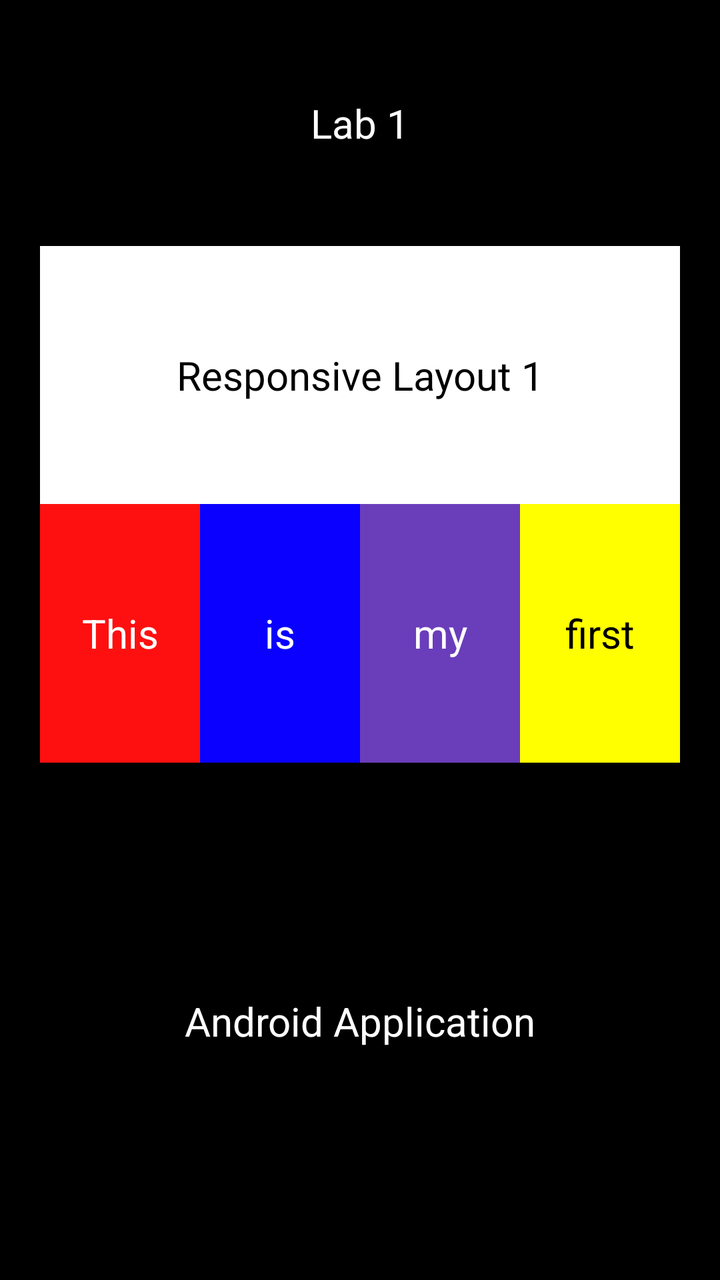
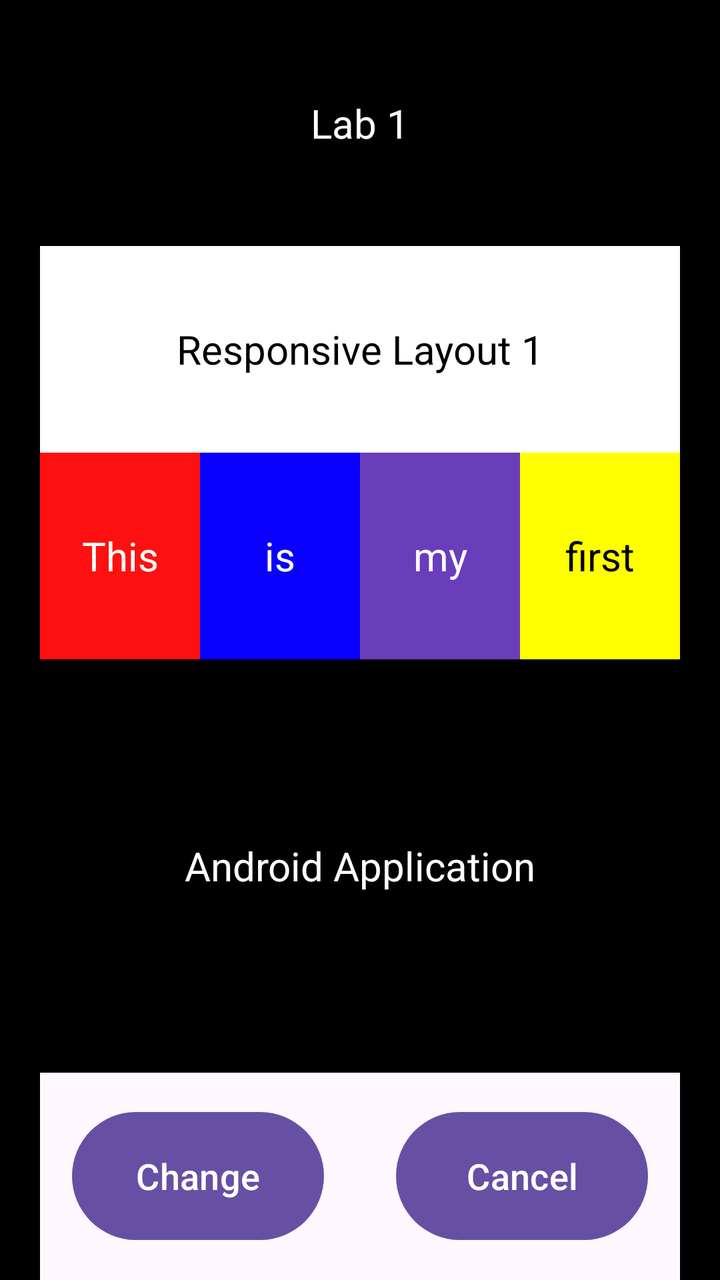

An Android layout rendered at two revisions. The XML below is the earlier revision; the diff shows what the commit changed to produce the second picture.
<!-- AndroidManifest.xml: application theme Theme.Practice_1 -->
<!-- res/layout/activity_main.xml -->
<?xml version="1.0" encoding="utf-8"?>
<LinearLayout xmlns:android="http://schemas.android.com/apk/res/android"
    xmlns:tools="http://schemas.android.com/tools"
    android:id="@+id/main"
    android:layout_width="match_parent"
    android:layout_height="match_parent"
    android:background="@android:color/black"
    android:orientation="vertical"
    tools:context=".MainActivity">

    <TextView
        android:layout_width="match_parent"
        android:layout_height="wrap_content"
        android:gravity="center"
        android:paddingTop="48dp"
        android:paddingBottom="48dp"
        android:text="Lab 1"
        android:textColor="@android:color/white"
        android:textSize="20sp" />

    <TextView
        android:layout_width="match_parent"
        android:layout_height="0dp"
        android:layout_marginStart="20dp"
        android:layout_marginEnd="20dp"
        android:layout_weight="1"
        android:background="@android:color/white"
        android:gravity="center"
        android:text="Responsive Layout 1"
        android:textColor="@android:color/black"
        android:textSize="20sp" />

    <LinearLayout
        android:layout_width="match_parent"
        android:layout_height="0dp"
        android:layout_marginStart="20dp"
        android:layout_marginEnd="20dp"
        android:layout_weight="1"
        android:orientation="horizontal">

        <TextView
            android:layout_width="0dp"
            android:layout_height="match_parent"
            android:layout_weight="1"
            android:background="#FF1010"
            android:gravity="center"
            android:text="This"
            android:textColor="@android:color/white"
            android:textSize="20sp" />

        <TextView
            android:layout_width="0dp"
            android:layout_height="match_parent"
            android:layout_weight="1"
            android:background="#0900FF"
            android:gravity="center"
            android:text="is"
            android:textColor="@android:color/white"
            android:textSize="20sp" />

        <TextView
            android:layout_width="0dp"
            android:layout_height="match_parent"
            android:layout_weight="1"
            android:background="#6A3DBB"
            android:gravity="center"
            android:text="my"
            android:textColor="@android:color/white"
            android:textSize="20sp" />

        <TextView
            android:layout_width="0dp"
            android:layout_height="match_parent"
            android:layout_weight="1"
            android:background="#FFFF00"
            android:gravity="center"
            android:text="first"
            android:textColor="@android:color/black"
            android:textSize="20sp" />
    </LinearLayout>

    <TextView
        android:layout_width="match_parent"
        android:layout_height="0dp"
        android:layout_weight="2"
        android:gravity="center"
        android:text="Android Application"
        android:textColor="@android:color/white"
        android:textSize="20sp" />

</LinearLayout>
<!-- resources referenced by this layout -->
<resources>
  <style name="Theme.Practice_1" parent="Base.Theme.Practice_1" />
  <style name="Base.Theme.Practice_1" parent="Theme.Material3.DayNight.NoActionBar">
          
          
      </style>
</resources>

<!-- the commit's change to res/layout/activity_main.xml (unified diff, before → after) -->
@@ -88,4 +88,39 @@
         android:textColor="@android:color/white"
         android:textSize="20sp" />
 
+    <LinearLayout
+        android:layout_width="match_parent"
+        android:layout_height="0dp"
+        android:layout_marginStart="20dp"
+        android:layout_marginEnd="20dp"
+        android:layout_weight="1"
+        android:background="#FFF8FF"
+        android:gravity="center"
+        android:orientation="horizontal"
+        android:paddingStart="16dp"
+        android:paddingEnd="16dp">
+
+        <Button
+            android:layout_width="0dp"
+            android:layout_height="64dp"
+            android:layout_marginEnd="18dp"
+            android:layout_weight="1"
+            android:background="@drawable/button_background"
+            android:text="Change"
+            android:textAllCaps="false"
+            android:textColor="@android:color/white"
+            android:textSize="18sp" />
+
+        <Button
+            android:layout_width="0dp"
+            android:layout_height="64dp"
+            android:layout_marginStart="18dp"
+            android:layout_weight="1"
+            android:background="@drawable/button_background"
+            android:text="Cancel"
+            android:textAllCaps="false"
+            android:textColor="@android:color/white"
+            android:textSize="18sp" />
+    </LinearLayout>
+
 </LinearLayout>
<!-- resource entries referenced after the edit -->
@@ -1,5 +1,12 @@
 <!-- resources referenced by this layout -->
 <resources>
+  <!-- drawable button_background (drawable) -->
+  <?xml version="1.0" encoding="utf-8"?>
+  <shape xmlns:android="http://schemas.android.com/apk/res/android"
+      android:shape="rectangle">
+      <solid android:color="#6F55B5" />
+      <corners android:radius="36dp" />
+  </shape>
   <style name="Theme.Practice_1" parent="Base.Theme.Practice_1" />
   <style name="Base.Theme.Practice_1" parent="Theme.Material3.DayNight.NoActionBar">
           
